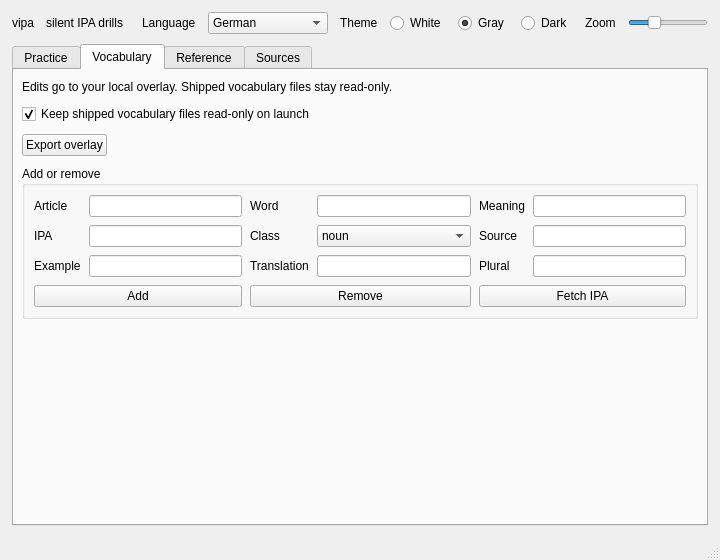
Old version of the form ui/main_window.ui in the repository denizisik1/silent-vocabulary.
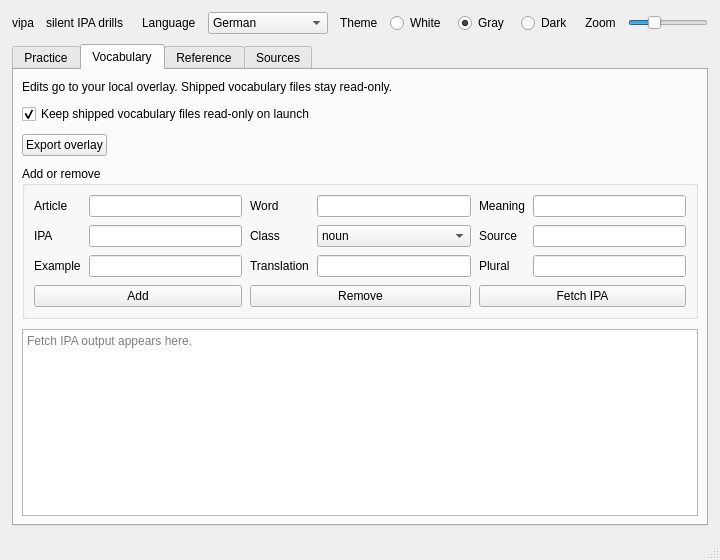
New version of the form. The open tabs and pages were chosen to show the change.

Commit message: feat(ui): add same results box to vocabulary tab

```diff
--- a/ui/main_window.ui
+++ b/ui/main_window.ui
@@ -741,17 +741,14 @@
          </widget>
         </item>
         <item>
-         <spacer name="vocabularySpacer">
-          <property name="orientation">
-           <enum>Qt::Vertical</enum>
+         <widget class="QTextEdit" name="textEdit_vocab_retrieve_results">
+          <property name="readOnly">
+           <bool>true</bool>
           </property>
-          <property name="sizeHint" stdset="0">
-           <size>
-            <width>20</width>
-            <height>40</height>
-           </size>
+          <property name="placeholderText">
+           <string>Fetch IPA output appears here.</string>
           </property>
-         </spacer>
+         </widget>
         </item>
        </layout>
       </widget>
```
The commit also changes 2 other files.
